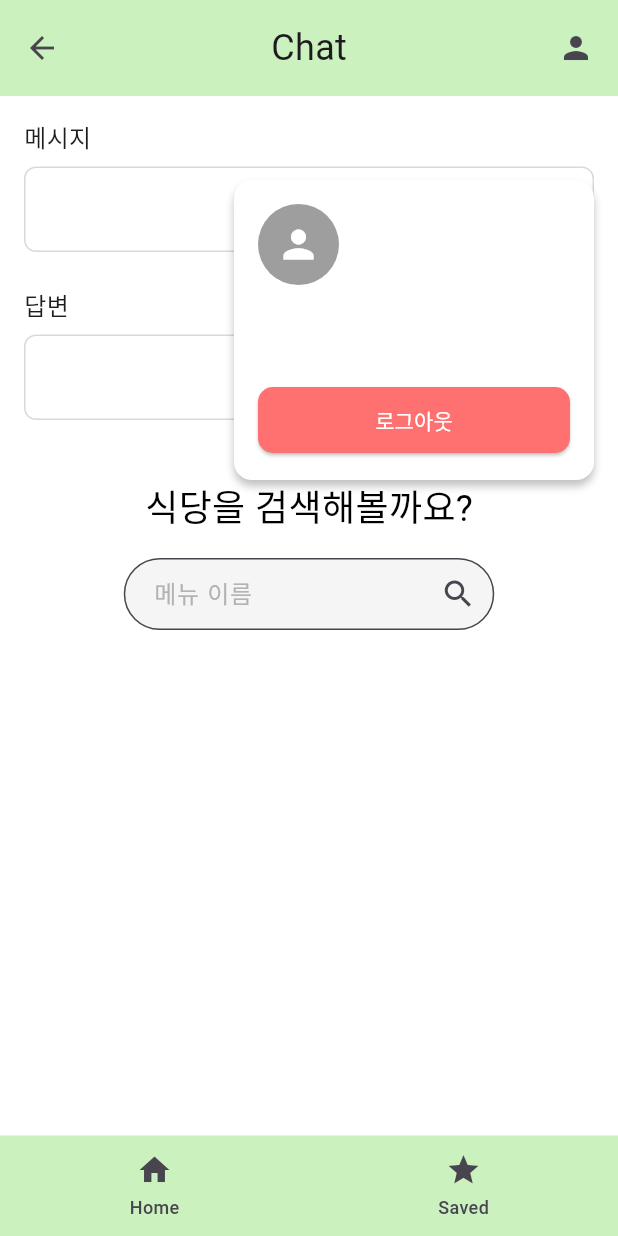
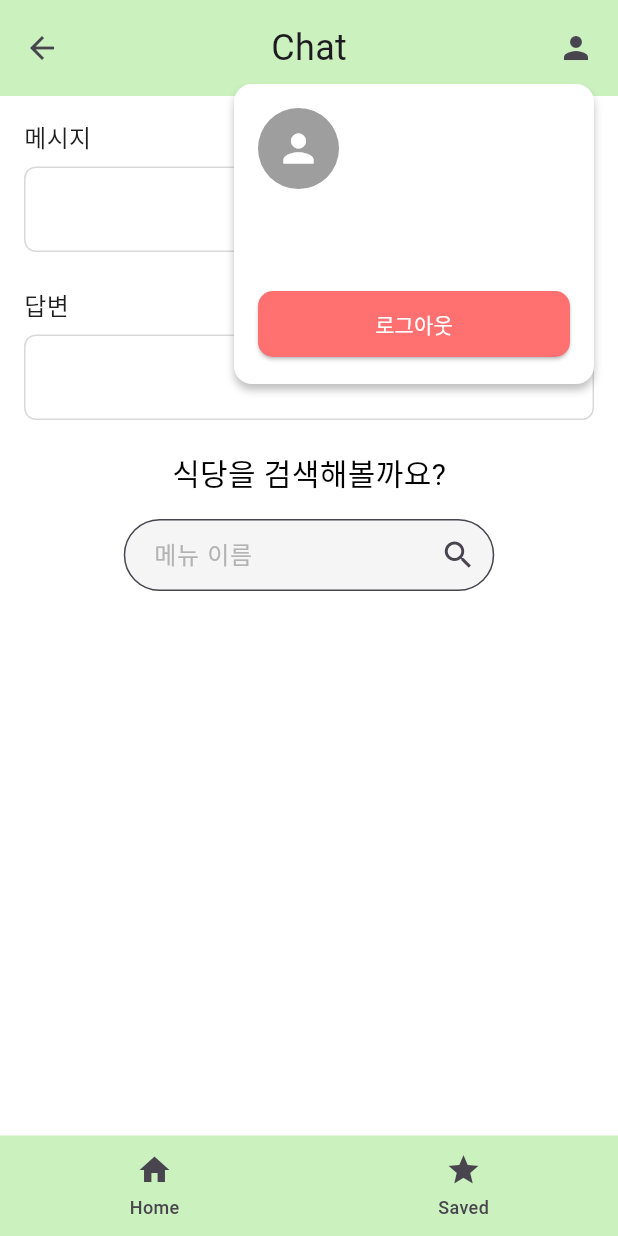
Before and after one commit to JinHyeokOh01/FSSP-Client, a Flutter app: the ResultScreen screen opened directly with empty values, after a tap on the "person" icon, on a phone screen of 412 x 824 dp. Run offline on Flutter 3.47's test engine with Material 3 defaults, Android fonts, the phone set to English and light mode, and no system bars; our stand-ins replace geocoding, geolocator; accounts and stored records are empty; network calls fail; Roboto replaces fonts that are missing (Inter, Jua).

Commit message:
fix: modify font and modals

```diff
--- a/lib/screens/result_screen.dart
+++ b/lib/screens/result_screen.dart
@@ -216,7 +216,7 @@ class _ResultScreenState extends State<ResultScreen> {
                         ),
                       ),
 
-                      const SizedBox(height: 40),
+                      const SizedBox(height: 20),
 
                       // 검색 섹션
                       Center(
@@ -226,7 +226,7 @@ class _ResultScreenState extends State<ResultScreen> {
                               '식당을 검색해볼까요?',
                               style: TextStyle(
                                 color: Colors.black,
-                                fontSize: 24,
+                                fontSize: 20,
                                 fontFamily: 'Jua',
                                 fontWeight: FontWeight.w400,
                               ),
--- a/lib/utils/modal_utils.dart
+++ b/lib/utils/modal_utils.dart
@@ -4,16 +4,21 @@ import '../widgets/profile_modal.dart';
 
 class ModalUtils {
   static void showProfileModal(BuildContext context) {
+    final mediaQuery = MediaQuery.of(context);
+    final topPadding = mediaQuery.padding.top + kToolbarHeight;
+
     showDialog(
       context: context,
       barrierColor: Colors.transparent,
       builder: (BuildContext context) {
-        return Align(
-          alignment: Alignment.topRight,
-          child: Padding(
-            padding: const EdgeInsets.only(top: 120, right: 16),
-            child: ProfileModal(),
-          ),
+        return Stack(
+          children: [
+            Positioned(
+              right: 16,
+              top: topPadding,
+              child: ProfileModal(topPadding: topPadding),
+            ),
+          ],
         );
       },
     );
--- a/lib/widgets/profile_modal.dart
+++ b/lib/widgets/profile_modal.dart
@@ -1,11 +1,15 @@
-// lib/widgets/profile_modal.dart
 import 'package:flutter/material.dart';
 import '../services/auth_service.dart';
 import '../models/user.dart';
 import './logout_modal.dart';
 
 class ProfileModal extends StatefulWidget {
-  const ProfileModal({Key? key}) : super(key: key);
+  final double topPadding;
+
+  const ProfileModal({
+    super.key,
+    required this.topPadding,
+  });
 
   @override
   State<ProfileModal> createState() => _ProfileModalState();
@@ -43,7 +47,9 @@ class _ProfileModalState extends State<ProfileModal> {
 
   @override
   Widget build(BuildContext context) {
-    return Container(
+    return Material(
+      color: Colors.transparent,
+      child: Container(
         width: 240,
         height: 200,
         clipBehavior: Clip.antiAlias,
@@ -93,6 +99,8 @@ class _ProfileModalState extends State<ProfileModal> {
                                 style: const TextStyle(
                                   fontSize: 16,
                                   fontWeight: FontWeight.bold,
+                                  color: Colors.black,
+                                  decoration: TextDecoration.none,
                                 ),
                                 overflow: TextOverflow.ellipsis,
                               ),
@@ -102,6 +110,7 @@ class _ProfileModalState extends State<ProfileModal> {
                                 style: const TextStyle(
                                   fontSize: 14,
                                   color: Colors.grey,
+                                  decoration: TextDecoration.none,
                                 ),
                                 overflow: TextOverflow.ellipsis,
                               ),
@@ -138,21 +147,23 @@ class _ProfileModalState extends State<ProfileModal> {
                   ],
                 ),
               ),
+      ),
     );
   }
 }
 
 void showProfileModal(BuildContext context) {
+  final mediaQuery = MediaQuery.of(context);
+  final topPadding = mediaQuery.padding.top + kToolbarHeight;
+
   showDialog(
     context: context,
     barrierColor: Colors.transparent,
     builder: (BuildContext context) {
-      return Align(
-        alignment: Alignment.topRight,
-        child: Padding(
-          padding: const EdgeInsets.only(top: 120, right: 16),
-          child: const ProfileModal(),
-        ),
+      return Positioned(
+        top: topPadding,
+        right: 16,
+        child: ProfileModal(topPadding: topPadding),
       );
     },
   );
```
Also changed, not shown: lib/screens/home_screen.dart (+34 -6 lines), lib/screens/login_screen.dart (+46 -9 lines), lib/widgets/restaurant_list_item.dart (+16 -8 lines), pubspec.yaml (+4 -4 lines). Lines whose indentation alone changed are shown as unchanged.
